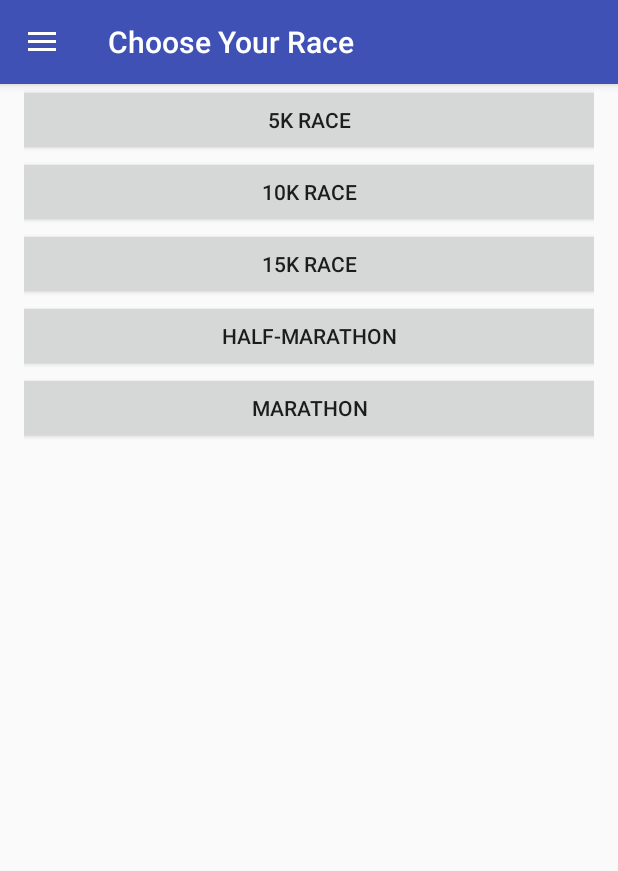
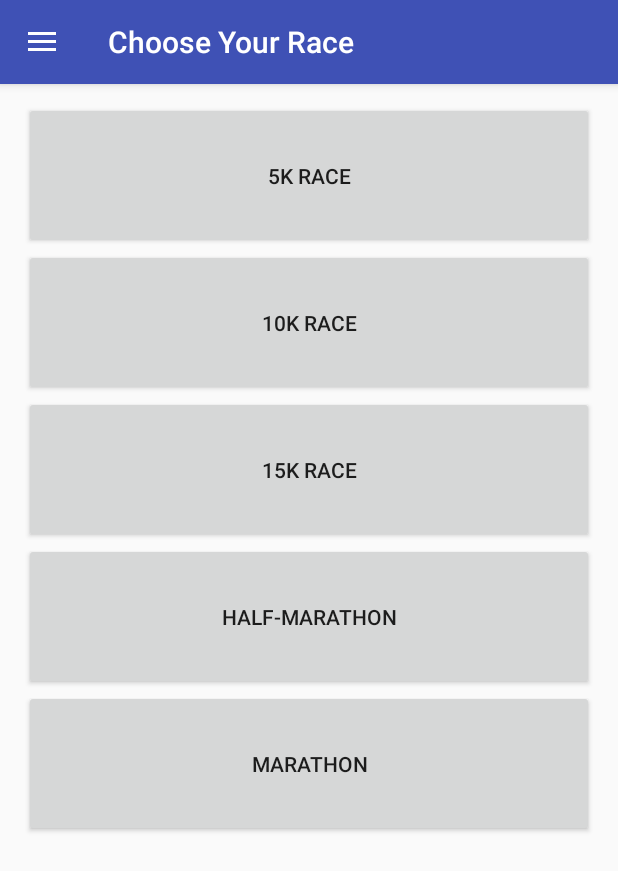
Before and after one commit to heenana/RunningApp, an Android app: the screen it shows after launch (MainActivity), on a phone screen of 412 x 824 dp. Shown: the top 871 px of the screen. Run offline under Robolectric (Android 15) with nearby library versions, the phone set to English and light mode, and no system bars.

Commit message:
Made some design changes to the buttons on each activity.

```diff
--- a/app/src/main/res/layout/activity_main.xml
+++ b/app/src/main/res/layout/activity_main.xml
@@ -5,46 +5,53 @@
     android:id="@+id/activity_main"
     android:layout_width="match_parent"
     android:layout_height="match_parent"
-    android:paddingBottom="@dimen/activity_vertical_margin"
-    android:paddingLeft="@dimen/activity_horizontal_margin"
-    android:paddingRight="@dimen/activity_horizontal_margin"
     tools:context="heenan.runningapp.MainActivity">
 
 
     <LinearLayout
         android:layout_width="match_parent"
         android:layout_height="match_parent"
-        android:orientation="vertical">
+        android:orientation="vertical"
+        android:paddingTop="12dp"
+        android:paddingBottom="@dimen/activity_vertical_margin"
+        android:paddingLeft="@dimen/activity_horizontal_margin"
+        android:paddingRight="@dimen/activity_horizontal_margin"
+        android:weightSum="1">
 
         <Button
             android:id="@+id/chose_5k"
             android:layout_width="match_parent"
             android:layout_height="wrap_content"
-            android:text="@string/race_5k" />
+            android:text="@string/race_5k"
+            android:layout_weight="0.1" />
 
         <Button
             android:id="@+id/chose_10k"
             android:layout_width="match_parent"
             android:layout_height="wrap_content"
-            android:text="@string/race_10k" />
+            android:text="@string/race_10k"
+            android:layout_weight="0.1"/>
 
         <Button
             android:id="@+id/chose_15k"
             android:layout_width="match_parent"
             android:layout_height="wrap_content"
-            android:text="@string/race_15k" />
+            android:text="@string/race_15k"
+            android:layout_weight="0.1"/>
 
         <Button
             android:id="@+id/chose_halfmarathon"
             android:layout_width="match_parent"
             android:layout_height="wrap_content"
-            android:text="@string/race_halfmarathon" />
+            android:text="@string/race_halfmarathon"
+            android:layout_weight="0.1"/>
 
         <Button
             android:id="@+id/chose_marathon"
             android:layout_width="match_parent"
             android:layout_height="wrap_content"
-            android:text="@string/race_marathon" />
+            android:text="@string/race_marathon"
+            android:layout_weight="0.1"/>
 
     </LinearLayout>
 
```
Also changed, not shown: app/src/main/res/layout/activity_customize_plan.xml (+12 -7 lines), app/src/main/res/layout/activity_day_overview.xml (+6 -1 lines), app/src/main/res/layout/activity_during_workout.xml (+5 -2 lines), app/src/main/res/layout/activity_plan_overview.xml (+5 -4 lines).
